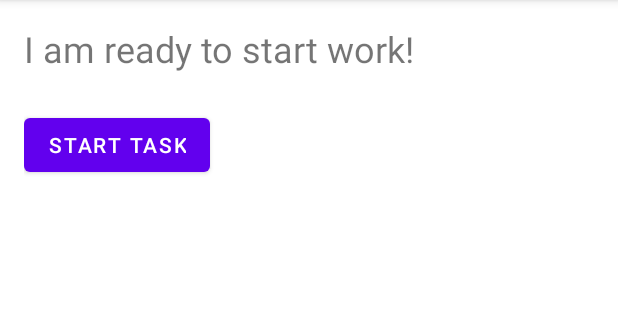
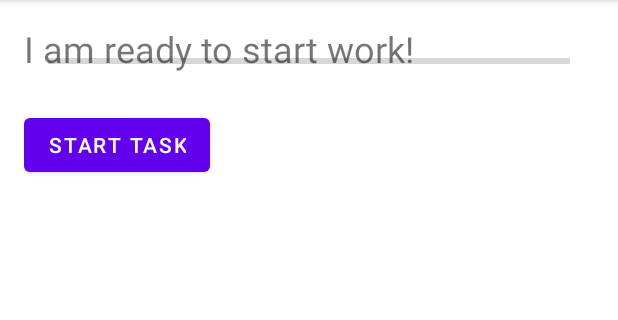
Before and after one commit to lbelk001/SimpleAsyncTask1, an Android app: the screen it shows after launch (MainActivity), on a phone screen of 412 x 824 dp, the part 84-404 px from its top. Run offline under Robolectric (Android 15) with nearby library versions, the phone set to English and light mode, and no system bars.

Commit message:
7.1 to work on at home

```diff
--- a/app/src/main/java/edu/mssu/cis385/simpleasynctask/SimpleAsyncTask.java
+++ b/app/src/main/java/edu/mssu/cis385/simpleasynctask/SimpleAsyncTask.java
@@ -1,6 +1,7 @@
 package edu.mssu.cis385.simpleasynctask;
 
 import android.os.AsyncTask;
+import android.widget.ProgressBar;
 import android.widget.TextView;
 
 import java.lang.ref.WeakReference;
@@ -10,6 +11,7 @@ import java.util.Random;
 public class SimpleAsyncTask  extends AsyncTask<Void, Void, String> {
 
     private WeakReference<TextView> mTextView;
+    private WeakReference<ProgressBar> progressBar;
 
     SimpleAsyncTask(TextView tv){
         mTextView = new WeakReference<>(tv);
--- a/app/src/main/res/layout/activity_main.xml
+++ b/app/src/main/res/layout/activity_main.xml
@@ -26,4 +26,15 @@
         app:layout_constraintStart_toStartOf="parent"
         app:layout_constraintTop_toBottomOf="@+id/textView1" />
 
+    <ProgressBar
+        android:id="@+id/progressBar"
+        style="?android:attr/progressBarStyleHorizontal"
+        android:layout_width="0dp"
+        android:layout_height="50dp"
+        android:layout_marginStart="16dp"
+        android:layout_marginEnd="16dp"
+        app:layout_constraintEnd_toEndOf="parent"
+        app:layout_constraintStart_toStartOf="parent"
+        tools:layout_editor_absoluteY="215dp" />
+
 </androidx.constraintlayout.widget.ConstraintLayout>
```
